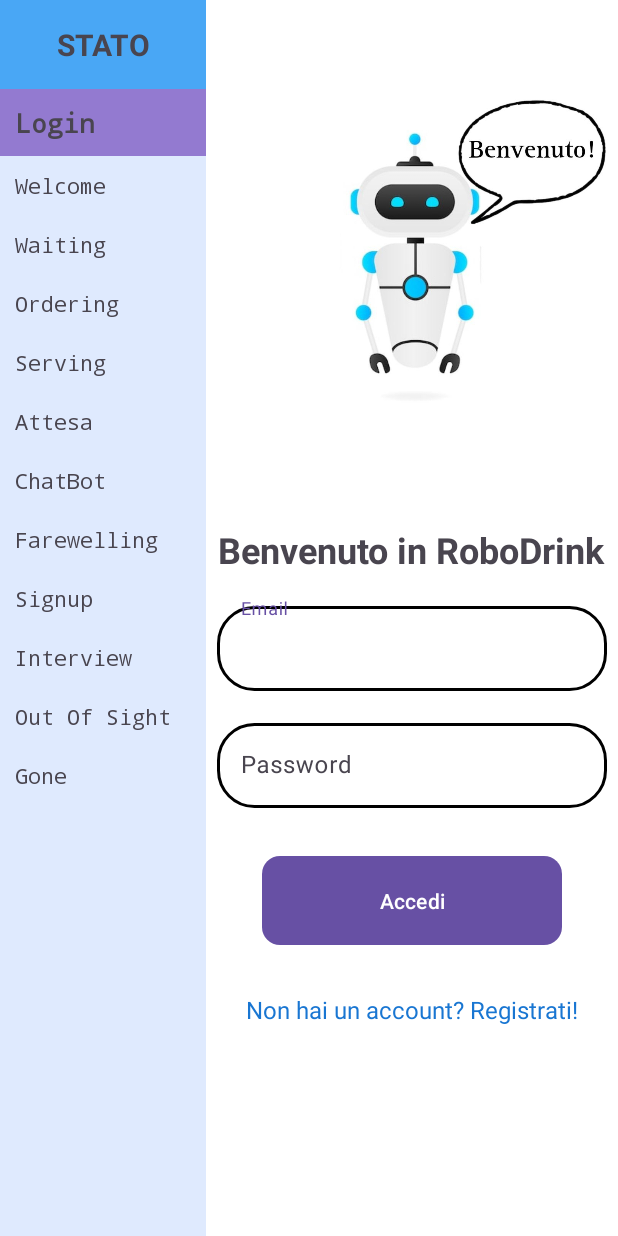
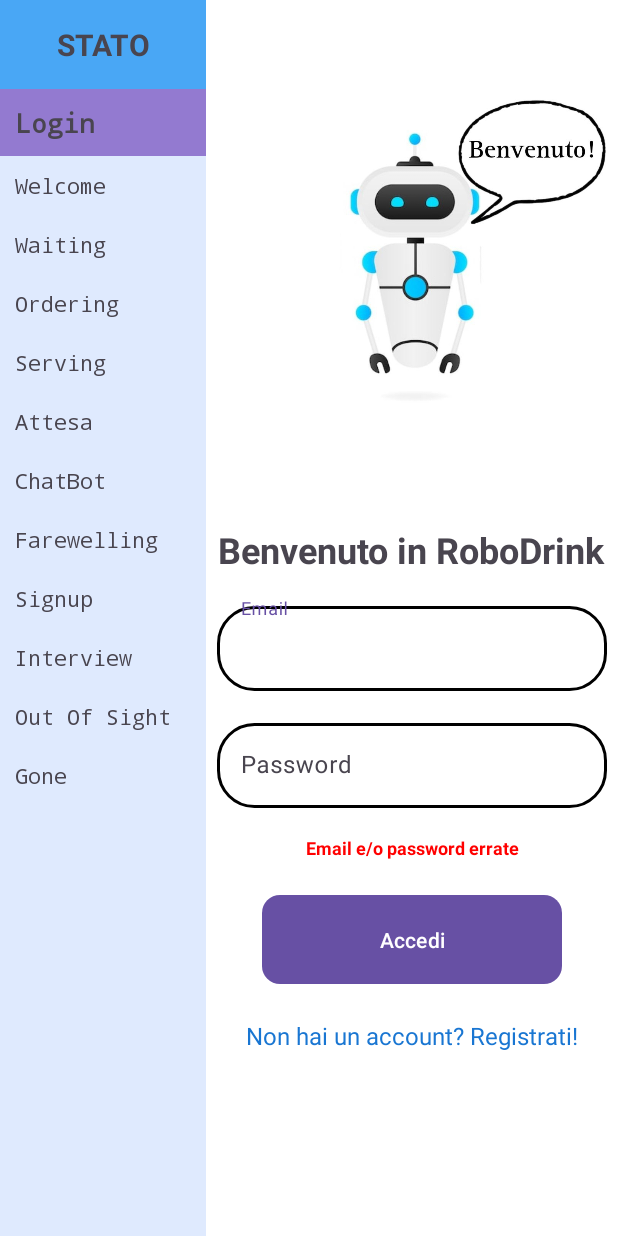
Before and after one commit to biagioSc/Progetto-Operating_systems_for_mobile_cloud_and_IoT, an Android app: the screen it shows after launch (MainActivity), on a phone screen of 412 x 824 dp. Run offline under Robolectric (Android 15) with nearby library versions, the phone set to English and light mode, and no system bars.

Commit message:
Modifiche grafiche

```diff
--- a/app/src/main/res/layout/activity_1main.xml
+++ b/app/src/main/res/layout/activity_1main.xml
@@ -186,14 +186,26 @@
                 android:background="@drawable/text_rounded_border"/>
         </com.google.android.material.textfield.TextInputLayout>
 
+        <TextView
+            android:id="@+id/textViewError"
+            android:layout_width="match_parent"
+            android:layout_height="wrap_content"
+            android:padding="16dp"
+            android:layout_below="@id/passwordTextInputLayout"
+            android:text="Email e/o password errate"
+            android:layout_marginTop="2dp"
+            android:textColor="#FF0000"
+            android:textAlignment="center"
+            android:textSize="12sp"
+            android:textStyle="bold" />
 
         <Button
             android:id="@+id/buttonLogin"
             android:layout_width="200dp"
             android:layout_height="wrap_content"
-            android:layout_below="@id/passwordTextInputLayout"
+            android:layout_below="@id/textViewError"
             android:layout_centerHorizontal="true"
-            android:layout_marginTop="32dp"
+            android:layout_marginTop="7dp"
             android:background="@drawable/button_rounded_background"
             android:onClick="onLoginClick"
             android:padding="16dp"
@@ -206,7 +218,7 @@
             android:layout_height="wrap_content"
             android:layout_below="@id/buttonLogin"
             android:layout_centerHorizontal="true"
-            android:layout_marginTop="16dp"
+            android:layout_marginTop="7dp"
             android:clickable="true"
             android:onClick="onSignUpClick"
             android:padding="16dp"
--- a/app/src/main/res/layout/activity_2welcome.xml
+++ b/app/src/main/res/layout/activity_2welcome.xml
@@ -197,7 +197,7 @@
             android:backgroundTint="#FFFFFF"
             android:padding="16dp"
             android:text="Esci"
-            android:textColor="#000000" />
+            android:textColor="#FFFFFF" />
 
     </RelativeLayout>
 </LinearLayout>
--- a/app/src/main/res/layout/activity_4ordering.xml
+++ b/app/src/main/res/layout/activity_4ordering.xml
@@ -185,7 +185,7 @@
                     android:layout_width="100dp"
                     android:layout_height="45dp"
                     android:layout_marginStart="5dp"
-                    android:backgroundTint="#E1AC0F"
+                    android:backgroundTint="#C92196F3"
                     android:text="Ordina"
                     android:textColor="#000000"
                     android:textSize="16sp" />
```
Also changed, not shown: app/src/main/java/com/example/robotinteraction/A1_New.java (renamed from app/src/main/java/com/example/robotinteraction/A1_Main.java, +5 -5 lines).
